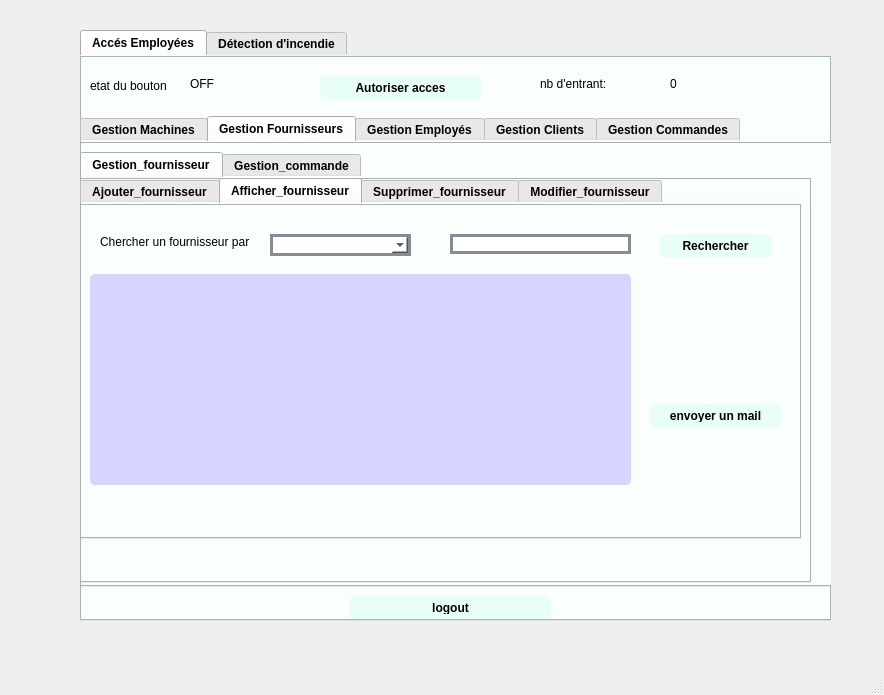
This is integration/mainwindow.ui in malekelfekih/Smart_Factory_2A9 as Qt 5 draws it before an edit. The edited form follows.
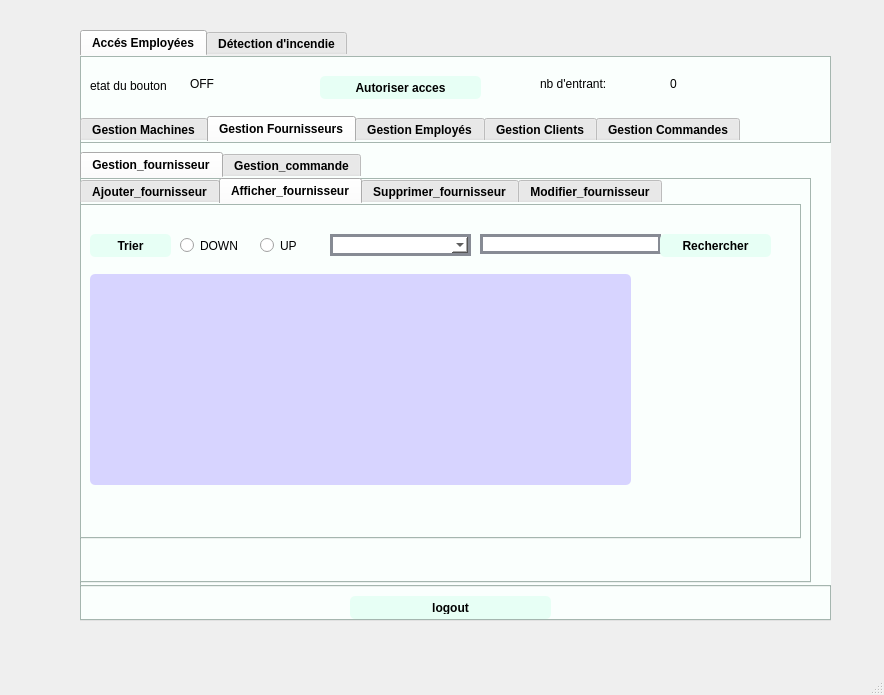
This is the edited form. The open tabs and pages were chosen to show the change.

Diff of the .ui file:
```diff
--- a/integration/mainwindow.ui
+++ b/integration/mainwindow.ui
@@ -1793,48 +1793,10 @@
 </string>
               </property>
              </widget>
-             <widget class="QPushButton" name="pb_envoyer">
-              <property name="geometry">
-               <rect>
-                <x>570</x>
-                <y>200</y>
-                <width>131</width>
-                <height>23</height>
-               </rect>
-              </property>
-              <property name="styleSheet">
-               <string notr="true">QPushButton {
-padding: 5px;
-border-radius: 5px;
-background-color:#e7fff5;
-font-weight: bold;
-}
-QPushButton:hover
-{
-color :white;
-}</string>
-              </property>
-              <property name="text">
-               <string>envoyer un mail</string>
-              </property>
-             </widget>
-             <widget class="QLabel" name="label_32">
-              <property name="geometry">
-               <rect>
-                <x>20</x>
-                <y>30</y>
-                <width>151</width>
-                <height>16</height>
-               </rect>
-              </property>
-              <property name="text">
-               <string>Chercher un fournisseur par :</string>
-              </property>
-             </widget>
              <widget class="QComboBox" name="comboBox_2">
               <property name="geometry">
                <rect>
-                <x>190</x>
+                <x>250</x>
                 <y>30</y>
                 <width>141</width>
                 <height>22</height>
@@ -1852,7 +1814,7 @@
              <widget class="QLineEdit" name="LErecherche_2">
               <property name="geometry">
                <rect>
-                <x>370</x>
+                <x>400</x>
                 <y>30</y>
                 <width>181</width>
                 <height>20</height>
@@ -1892,6 +1854,57 @@
                <string>Rechercher</string>
               </property>
              </widget>
+             <widget class="QPushButton" name="tri_2">
+              <property name="geometry">
+               <rect>
+                <x>10</x>
+                <y>30</y>
+                <width>81</width>
+                <height>23</height>
+               </rect>
+              </property>
+              <property name="styleSheet">
+               <string notr="true">QPushButton {
+padding: 5px;
+border-radius: 5px;
+background-color:#e7fff5;
+font-weight: bold;
+}
+QPushButton:hover
+{
+color :white;
+}</string>
+              </property>
+              <property name="text">
+               <string>Trier</string>
+              </property>
+             </widget>
+             <widget class="QRadioButton" name="down_3">
+              <property name="geometry">
+               <rect>
+                <x>100</x>
+                <y>30</y>
+                <width>71</width>
+                <height>23</height>
+               </rect>
+              </property>
+              <property name="text">
+               <string>DOWN</string>
+              </property>
+             </widget>
+             <widget class="QRadioButton" name="up_3">
+              <property name="geometry">
+               <rect>
+                <x>180</x>
+                <y>30</y>
+                <width>46</width>
+                <height>23</height>
+               </rect>
+              </property>
+              <property name="text">
+               <string>UP</string>
+              </property>
+             </widget>
             </widget>
             <widget class="QWidget" name="tab_11">
              <attribute name="title">
```
Left out of the diff: 58 changed lines with no effect on the pictures.
